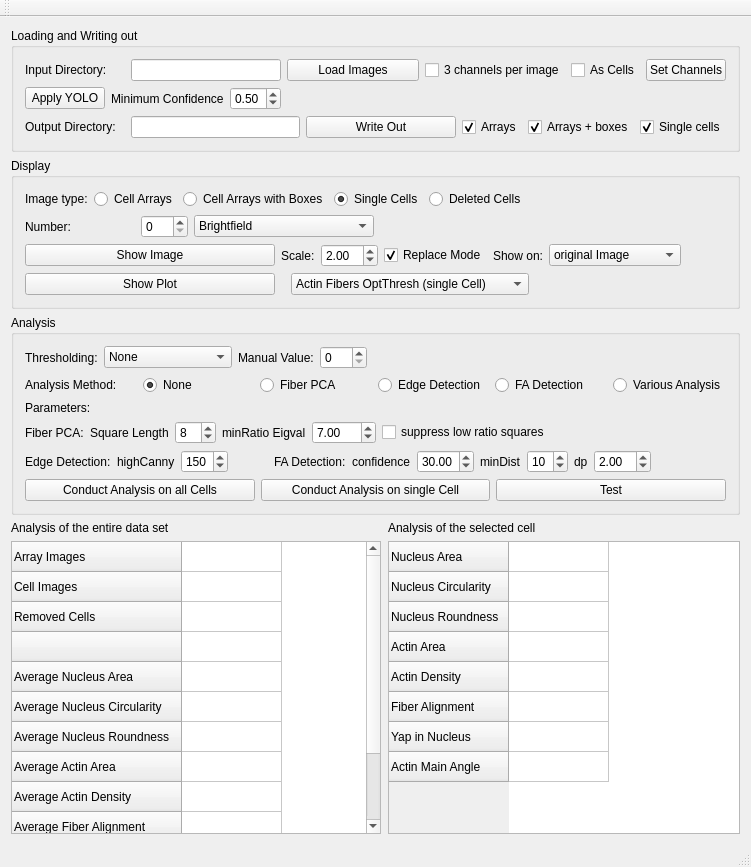
The window that CellForceAnalyzer/src/WindowMain.ui (Kinbischi/CellForceAnalyzer) describes before a commit, drawn with Qt 5.
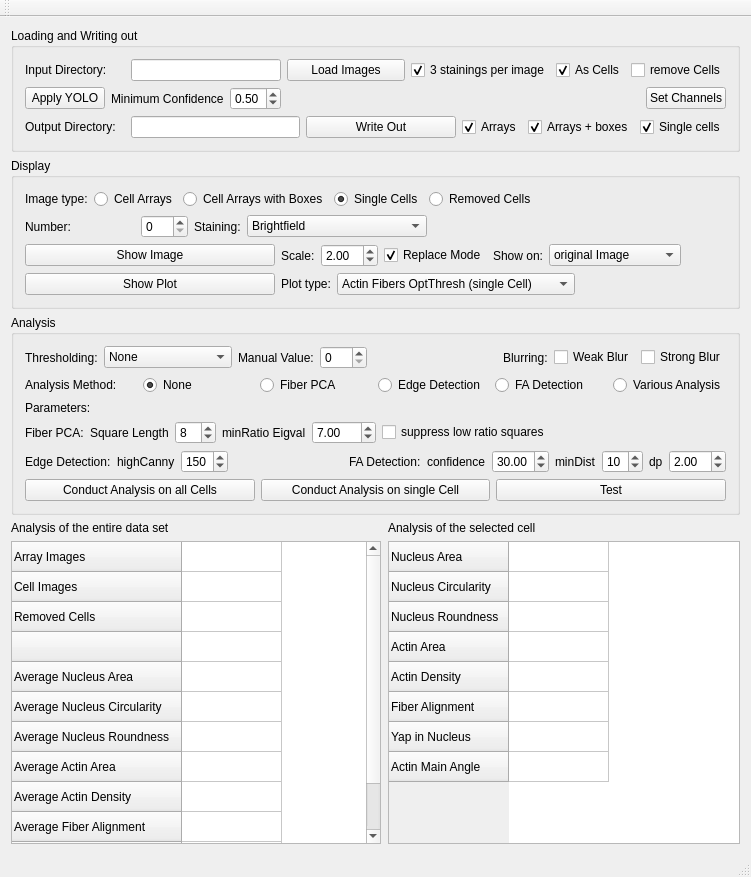
The same window after the commit.

```diff
--- a/CellForceAnalyzer/src/WindowMain.ui
+++ b/CellForceAnalyzer/src/WindowMain.ui
@@ -7,7 +7,7 @@
     <x>0</x>
     <y>0</y>
     <width>751</width>
-    <height>867</height>
+    <height>877</height>
    </rect>
   </property>
   <property name="sizePolicy">
@@ -83,7 +83,10 @@
          <item>
           <widget class="QCheckBox" name="checkBox_3channelsPerImage">
            <property name="text">
-            <string>3 channels per image</string>
+            <string>3 stainings per image</string>
+           </property>
+           <property name="checked">
+            <bool>true</bool>
            </property>
           </widget>
          </item>
@@ -92,18 +95,15 @@
            <property name="text">
             <string>As Cells</string>
            </property>
+           <property name="checked">
+            <bool>true</bool>
+           </property>
           </widget>
          </item>
          <item>
-          <widget class="QPushButton" name="pushButton_channels">
-           <property name="sizePolicy">
-            <sizepolicy hsizetype="Fixed" vsizetype="Fixed">
-             <horstretch>0</horstretch>
-             <verstretch>0</verstretch>
-            </sizepolicy>
-           </property>
+          <widget class="QCheckBox" name="checkBox_removeBadCells">
            <property name="text">
-            <string>Set Channels</string>
+            <string>remove Cells</string>
            </property>
           </widget>
          </item>
@@ -154,6 +154,19 @@
            </property>
           </spacer>
          </item>
+         <item>
+          <widget class="QPushButton" name="pushButton_channels">
+           <property name="sizePolicy">
+            <sizepolicy hsizetype="Fixed" vsizetype="Fixed">
+             <horstretch>0</horstretch>
+             <verstretch>0</verstretch>
+            </sizepolicy>
+           </property>
+           <property name="text">
+            <string>Set Channels</string>
+           </property>
+          </widget>
+         </item>
         </layout>
        </item>
        <item>
@@ -304,7 +317,7 @@
          <item>
           <widget class="QRadioButton" name="radioButton_deletedCells">
            <property name="text">
-            <string>Deleted Cells</string>
+            <string>Removed Cells</string>
            </property>
           </widget>
          </item>
@@ -348,6 +361,13 @@
            </property>
           </widget>
          </item>
+         <item>
+          <widget class="QLabel" name="label_24">
+           <property name="text">
+            <string>Staining:</string>
+           </property>
+          </widget>
+         </item>
          <item>
           <widget class="QComboBox" name="comboBox_showImage">
            <property name="minimumSize">
@@ -357,7 +377,7 @@
             </size>
            </property>
            <property name="currentText">
-            <string>Brightfield</string>
+            <string>Actin</string>
            </property>
            <item>
             <property name="text">
@@ -512,20 +532,11 @@
           </widget>
          </item>
          <item>
-          <spacer name="horizontalSpacer_4">
-           <property name="orientation">
-            <enum>Qt::Horizontal</enum>
+          <widget class="QLabel" name="label_25">
+           <property name="text">
+            <string>Plot type:</string>
            </property>
-           <property name="sizeType">
-            <enum>QSizePolicy::Fixed</enum>
-           </property>
-           <property name="sizeHint" stdset="0">
-            <size>
-             <width>10</width>
-             <height>20</height>
-            </size>
-           </property>
-          </spacer>
+          </widget>
          </item>
          <item>
           <widget class="QComboBox" name="comboBox_showPlot">
@@ -685,6 +696,27 @@
            </property>
           </spacer>
          </item>
+         <item>
+          <widget class="QLabel" name="label_12">
+           <property name="text">
+            <string>Blurring:</string>
+           </property>
+          </widget>
+         </item>
+         <item>
+          <widget class="QCheckBox" name="checkBox_weakBlur">
+           <property name="text">
+            <string>Weak Blur</string>
+           </property>
+          </widget>
+         </item>
+         <item>
+          <widget class="QCheckBox" name="checkBox_strongBlur">
+           <property name="text">
+            <string>Strong Blur</string>
+           </property>
+          </widget>
+         </item>
         </layout>
        </item>
        <item>
@@ -846,7 +878,7 @@
             <enum>Qt::Horizontal</enum>
            </property>
            <property name="sizeType">
-            <enum>QSizePolicy::Fixed</enum>
+            <enum>QSizePolicy::Expanding</enum>
            </property>
            <property name="sizeHint" stdset="0">
             <size>
@@ -905,19 +937,6 @@
            </property>
           </widget>
          </item>
-         <item>
-          <spacer name="horizontalSpacer">
-           <property name="orientation">
-            <enum>Qt::Horizontal</enum>
-           </property>
-           <property name="sizeHint" stdset="0">
-            <size>
-             <width>40</width>
-             <height>20</height>
-            </size>
-           </property>
-          </spacer>
-         </item>
         </layout>
        </item>
        <item>
```
Left out of the diff: 4 changed lines with no effect on the pictures.
